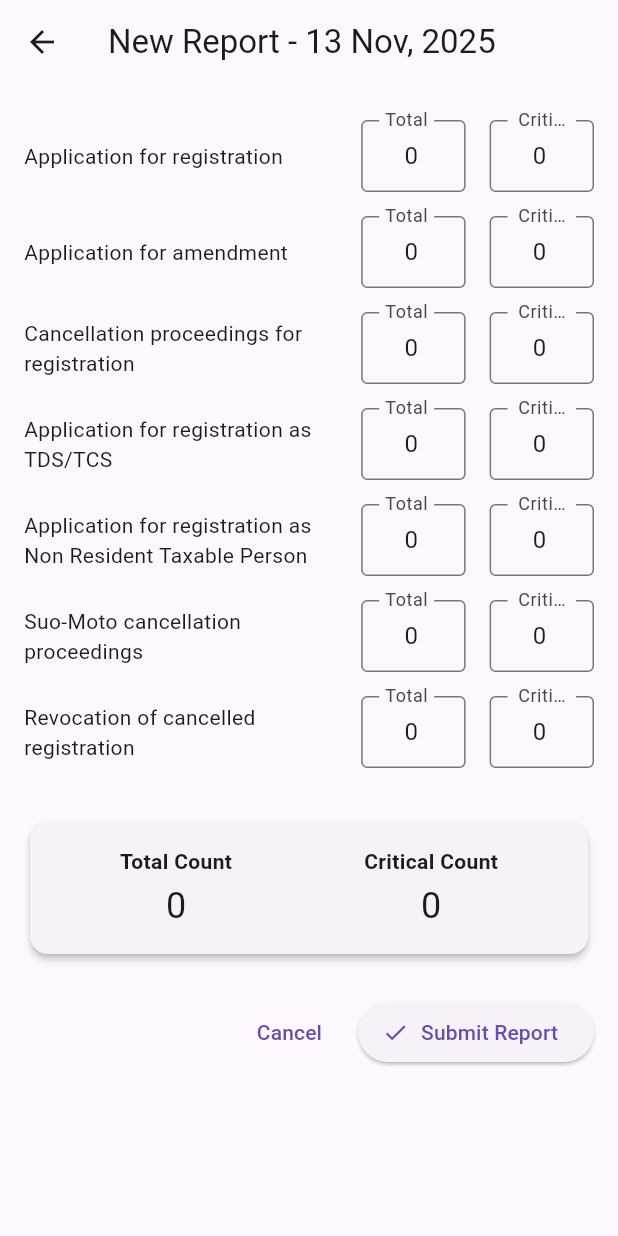
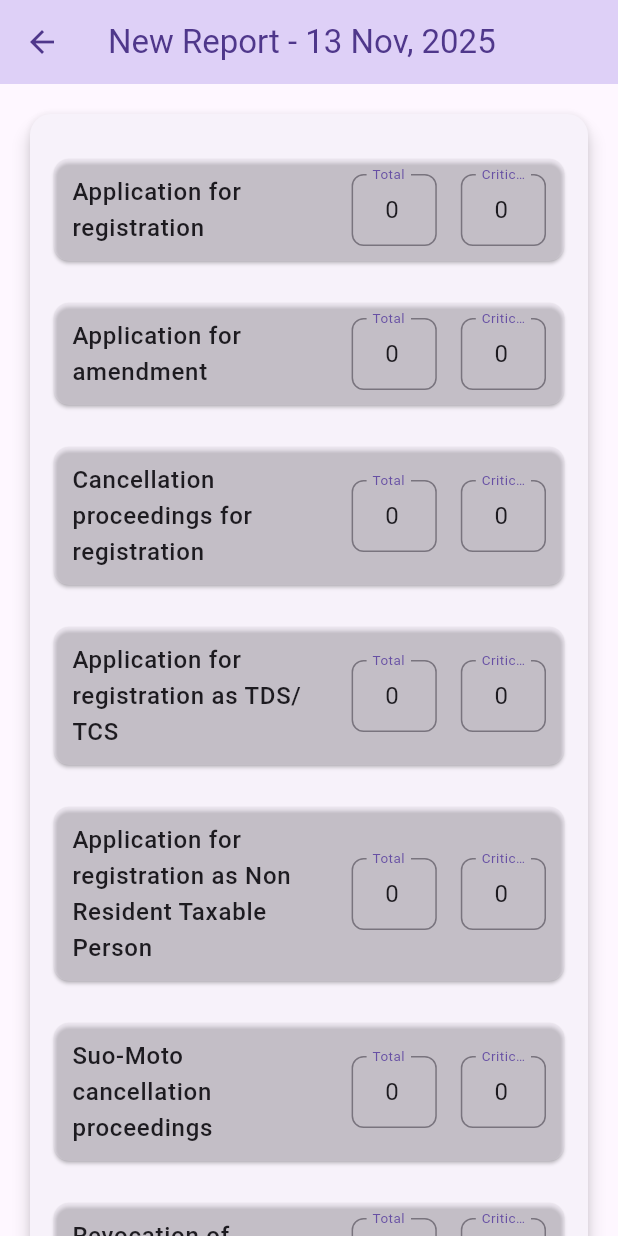
Before and after one commit to ABHINAVPRIYADARSHI/range_reports__flutter_app, a Flutter app: the RangeDashboard screen opened by its route, after a tap on an icon or button, on a phone screen of 412 x 824 dp. Run offline on Flutter 3.47's test engine with Material 3 defaults, Android fonts, the phone set to English and light mode, and no system bars; our stand-ins replace shared_preferences, supabase_flutter; accounts and stored records are empty.

Commit message:
view/edit report issue fixed along with UI beautidication

```diff
--- a/lib/screens/dashboards/range_dashboard.dart
+++ b/lib/screens/dashboards/range_dashboard.dart
@@ -152,15 +152,20 @@ class _RangeDashboardState extends State<RangeDashboard> {
                               width: double.infinity,
                               height: 48,
                               child: ElevatedButton.icon(
-                                onPressed: () {
+                                onPressed: () async {
+                                  // Force a fresh fetch of the report data
+                                  await _fetchTodaysReport();
+
+                                  if (mounted) {
                                     Navigator.pushNamed(
                                       context,
                                       Routes.reportForm,
                                       arguments: {
                                         'mode': 'edit',
-                                      'report': todaysReport,
+                                        'report': reportProvider.todaysReport,
                                       },
                                     );
+                                  }
                                 },
                                 icon: const Icon(Icons.edit_document, size: 20),
                                 label: const Text('View/Edit Report'),
--- a/lib/screens/reports/daily_report_form.dart
+++ b/lib/screens/reports/daily_report_form.dart
@@ -1,5 +1,3 @@
-// lib/screens/reports/daily_report_form.dart
-
 import 'package:flutter/material.dart';
 import 'package:intl/intl.dart';
 import 'package:provider/provider.dart';
@@ -22,7 +20,7 @@ class _DailyReportFormScreenState extends State<DailyReportFormScreen> {
   late List<TextEditingController> _totalControllers;
   late List<TextEditingController> _criticalControllers;
 
-  String _mode = 'new'; // 'new' or 'edit'
+  String _mode = 'new';
   DailyReport? _existingReport;
   bool _isInitialized = false;
 
@@ -32,8 +30,14 @@ class _DailyReportFormScreenState extends State<DailyReportFormScreen> {
   @override
   void initState() {
     super.initState();
-    _totalControllers = List.generate(dailyReportQuestions.length, (_) => TextEditingController(text: '0'));
-    _criticalControllers = List.generate(dailyReportQuestions.length, (_) => TextEditingController(text: '0'));
+    _totalControllers = List.generate(
+      dailyReportQuestions.length,
+      (_) => TextEditingController(text: '0'),
+    );
+    _criticalControllers = List.generate(
+      dailyReportQuestions.length,
+      (_) => TextEditingController(text: '0'),
+    );
 
     for (var i = 0; i < dailyReportQuestions.length; i++) {
       _totalControllers[i].addListener(_updateTotals);
@@ -44,14 +48,36 @@ class _DailyReportFormScreenState extends State<DailyReportFormScreen> {
   @override
   void didChangeDependencies() {
     super.didChangeDependencies();
-    if (!_isInitialized) {
-      final args = ModalRoute.of(context)!.settings.arguments as Map?;
+
+    try {
+      final args = ModalRoute.of(context)?.settings.arguments as Map<String, dynamic>?;
+
       if (args != null && args['mode'] == 'edit') {
+        final report = args['report'] as DailyReport?;
+        if (report != null) {
+          setState(() {
             _mode = 'edit';
-        _existingReport = args['report'] as DailyReport;
+            _existingReport = report;
             _populateForm();
+          });
+        } else {
+          // Show error and go back if report data is missing
+          WidgetsBinding.instance.addPostFrameCallback((_) {
+            ScaffoldMessenger.of(context).showSnackBar(
+              const SnackBar(content: Text('Error: Could not load report data')),
+            );
+            Navigator.of(context).pop();
+          });
         }
-      _isInitialized = true;
+      }
+    } catch (e) {
+      // Handle any unexpected errors
+      WidgetsBinding.instance.addPostFrameCallback((_) {
+        ScaffoldMessenger.of(context).showSnackBar(
+          const SnackBar(content: Text('An error occurred while loading the form')),
+        );
+        Navigator.of(context).pop();
+      });
     }
   }
 
@@ -108,7 +134,7 @@ class _DailyReportFormScreenState extends State<DailyReportFormScreen> {
     }
 
     final report = DailyReport(
-      id: _existingReport?.id, // Pass existing ID for updates
+      id: _existingReport?.id,
       reportDate: _existingReport?.reportDate ?? DateTime.now(),
       commissionerateId: activeScope.commissionerateId,
       commissionerateName: activeScope.commissionerateName,
@@ -132,11 +158,17 @@ class _DailyReportFormScreenState extends State<DailyReportFormScreen> {
     if (mounted) {
       if (errorMessage != null) {
         ScaffoldMessenger.of(context).showSnackBar(
-          SnackBar(content: Text(errorMessage), backgroundColor: Theme.of(context).colorScheme.error),
+          SnackBar(
+            content: Text(errorMessage),
+            backgroundColor: Theme.of(context).colorScheme.error,
+          ),
         );
       } else {
         ScaffoldMessenger.of(context).showSnackBar(
-          SnackBar(content: Text('Report ${_mode == 'new' ? 'submitted' : 'updated'} successfully!')),
+          SnackBar(
+            content: Text('Report ${_mode == 'new' ? 'submitted' : 'updated'} successfully!'),
+            backgroundColor: Colors.green,  // Green snackbar on success
+          ),
         );
         Navigator.of(context).pop();
       }
@@ -147,15 +179,24 @@ class _DailyReportFormScreenState extends State<DailyReportFormScreen> {
   Widget build(BuildContext context) {
     final reportProvider = Provider.of<ReportProvider>(context);
     final date = DateFormat('dd MMM, yyyy').format(_existingReport?.reportDate ?? DateTime.now());
+    final theme = Theme.of(context);
 
     return Scaffold(
       appBar: AppBar(
         title: Text('${_mode == 'new' ? 'New' : 'Edit'} Report - $date'),
+        elevation: 4,
+        backgroundColor: theme.colorScheme.primaryContainer,
+        foregroundColor: theme.colorScheme.onPrimaryContainer,
       ),
       body: LoaderOverlay(
         isLoading: reportProvider.isLoading,
         message: 'Saving Report...',
         child: SingleChildScrollView(
+          padding: const EdgeInsets.all(16.0),
+          child: Card(
+            elevation: 5,
+            shape: RoundedRectangleBorder(borderRadius: BorderRadius.circular(14)),
+            child: Padding(
               padding: const EdgeInsets.all(16.0),
               child: Form(
                 key: _formKey,
@@ -163,31 +204,44 @@ class _DailyReportFormScreenState extends State<DailyReportFormScreen> {
                   crossAxisAlignment: CrossAxisAlignment.stretch,
                   children: [
                     ...List.generate(dailyReportQuestions.length, (index) {
-                  return QuestionRow(
+                      return Padding(
+                        padding: const EdgeInsets.symmetric(vertical: 8.0),
+                        child: QuestionRow(
                           question: dailyReportQuestions[index],
                           totalController: _totalControllers[index],
                           criticalController: _criticalControllers[index],
+                        ),
                       );
                     }),
-                const SizedBox(height: 24),
-                _buildTotalsFooter(),
-                const SizedBox(height: 24),
+                    const SizedBox(height: 30),
+                    _buildTotalsFooter(theme),
+                    const SizedBox(height: 30),
+                    const Divider(),
                     Row(
                       mainAxisAlignment: MainAxisAlignment.end,
                       children: [
-                    TextButton(
+                        OutlinedButton(
                           onPressed: () => Navigator.of(context).pop(),
+                          style: OutlinedButton.styleFrom(
+                            padding: const EdgeInsets.symmetric(horizontal: 20, vertical: 12),
+                          ),
                           child: const Text('Cancel'),
                         ),
-                    const SizedBox(width: 12),
+                        const SizedBox(width: 16),
                         ElevatedButton.icon(
                           onPressed: _submitForm,
-                      icon: const Icon(Icons.check),
+                          icon: const Icon(Icons.check_circle_outline),
                           label: Text(_mode == 'new' ? 'Submit Report' : 'Update Report'),
+                          style: ElevatedButton.styleFrom(
+                            padding: const EdgeInsets.symmetric(horizontal: 24, vertical: 12),
+                            shape: RoundedRectangleBorder(borderRadius: BorderRadius.circular(8)),
+                          ),
                         ),
                       ],
-                )
+                    ),
                   ],
+                ),
+              ),
             ),
           ),
         ),
@@ -195,31 +249,37 @@ class _DailyReportFormScreenState extends State<DailyReportFormScreen> {
     );
   }
 
-  Widget _buildTotalsFooter() {
+  Widget _buildTotalsFooter(ThemeData theme) {
     return Card(
+      color: theme.colorScheme.surfaceVariant,
       elevation: 2,
+      shape: RoundedRectangleBorder(borderRadius: BorderRadius.circular(14)),
       child: Padding(
-        padding: const EdgeInsets.all(16.0),
+        padding: const EdgeInsets.all(18.0),
         child: Row(
-          mainAxisAlignment: MainAxisAlignment.spaceAround,
+          mainAxisAlignment: MainAxisAlignment.spaceEvenly,
           children: [
-            Column(
-              children: [
-                const Text('Total Count', style: TextStyle(fontWeight: FontWeight.bold)),
-                const SizedBox(height: 4),
-                Text('$_totalSum', style: Theme.of(context).textTheme.headlineSmall),
-              ],
-            ),
-            Column(
-              children: [
-                const Text('Critical Count', style: TextStyle(fontWeight: FontWeight.bold)),
-                const SizedBox(height: 4),
-                Text('$_criticalSum', style: Theme.of(context).textTheme.headlineSmall),
-              ],
-            ),
+            _totalCountColumn('Total Count', _totalSum, theme),
+            _totalCountColumn('Critical Count', _criticalSum, theme),
           ],
         ),
       ),
     );
   }
+
+  Widget _totalCountColumn(String label, int count, ThemeData theme) {
+    return Column(
+      children: [
+        Text(
+          label,
+          style: theme.textTheme.titleSmall?.copyWith(fontWeight: FontWeight.w600),
+        ),
+        const SizedBox(height: 6),
+        Text(
+          '$count',
+          style: theme.textTheme.headlineSmall?.copyWith(color: theme.colorScheme.primary),
+        ),
+      ],
+    );
   }
+}
--- a/lib/screens/reports/question_row.dart
+++ b/lib/screens/reports/question_row.dart
@@ -1,5 +1,3 @@
-// lib/widgets/reports/question_row.dart
-
 import 'package:flutter/material.dart';
 import 'package:flutter/services.dart';
 import '../../data/questions.dart';
@@ -18,14 +16,29 @@ class QuestionRow extends StatelessWidget {
 
   @override
   Widget build(BuildContext context) {
-    return Padding(
-      padding: const EdgeInsets.symmetric(vertical: 8.0),
+    final theme = Theme.of(context);
+
+    return Card(
+      elevation: 1,
+      margin: const EdgeInsets.symmetric(vertical: 6),
+      shape: RoundedRectangleBorder(
+        borderRadius: BorderRadius.circular(10),
+      ),
+      color: theme.colorScheme.surfaceVariant.withOpacity(0.3),
+      child: Padding(
+        padding: const EdgeInsets.symmetric(horizontal: 12.0, vertical: 10.0),
         child: Row(
           crossAxisAlignment: CrossAxisAlignment.center,
           children: [
             Expanded(
               flex: 3,
-            child: Text(question.text),
+              child: Text(
+                question.text,
+                style: theme.textTheme.bodyLarge?.copyWith(
+                  fontWeight: FontWeight.w500,
+                  color: theme.colorScheme.onSurface,
+                ),
+              ),
             ),
             const SizedBox(width: 16),
             Expanded(
@@ -33,6 +46,7 @@ class QuestionRow extends StatelessWidget {
               child: _buildNumericFormField(
                 controller: totalController,
                 labelText: 'Total',
+                theme: theme,
               ),
             ),
             const SizedBox(width: 16),
@@ -41,9 +55,11 @@ class QuestionRow extends StatelessWidget {
               child: _buildNumericFormField(
                 controller: criticalController,
                 labelText: 'Critical',
+                theme: theme,
               ),
             ),
           ],
+        ),
       ),
     );
   }
@@ -51,20 +67,27 @@ class QuestionRow extends StatelessWidget {
   Widget _buildNumericFormField({
     required TextEditingController controller,
     required String labelText,
+    required ThemeData theme,
   }) {
     return TextFormField(
       controller: controller,
       decoration: InputDecoration(
         labelText: labelText,
-        border: const OutlineInputBorder(),
-        contentPadding: const EdgeInsets.symmetric(horizontal: 12.0),
+        isDense: true,
+        border: OutlineInputBorder(
+          borderRadius: BorderRadius.circular(8),
+        ),
+        contentPadding: const EdgeInsets.symmetric(horizontal: 10, vertical: 12),
+        labelStyle: theme.textTheme.bodySmall?.copyWith(
+          color: theme.colorScheme.primary,
+        ),
       ),
       keyboardType: TextInputType.number,
       inputFormatters: [FilteringTextInputFormatter.digitsOnly],
       textAlign: TextAlign.center,
       validator: (value) {
         if (value == null || value.isEmpty) {
-          return 'Req.'; // A short error message for required
+          return 'Req.';
         }
         return null;
       },
```
Lines whose indentation alone changed are shown as unchanged.
